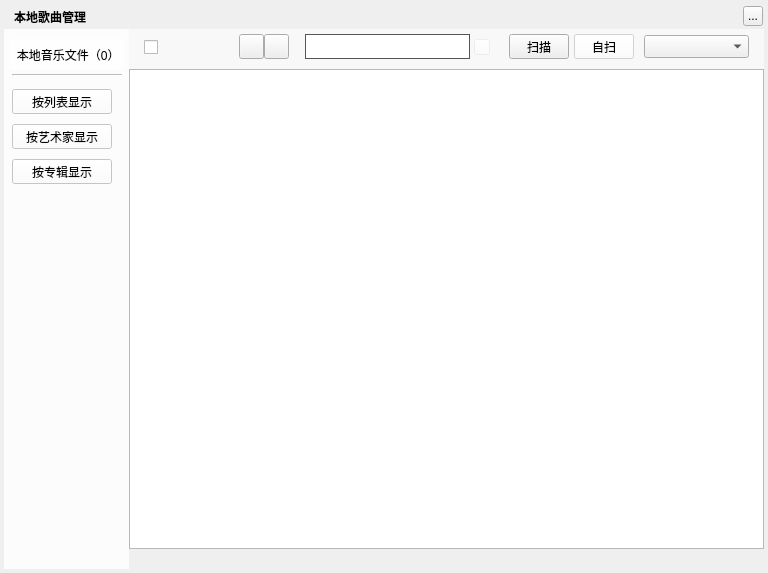
First picture: the form in TTKModule/TTKWidget/musicUiKits/musicToolsetsKits/musiclocalsongsmanagerwidget.ui, repository Greedysky/TTKMusicPlayer, before the edit.
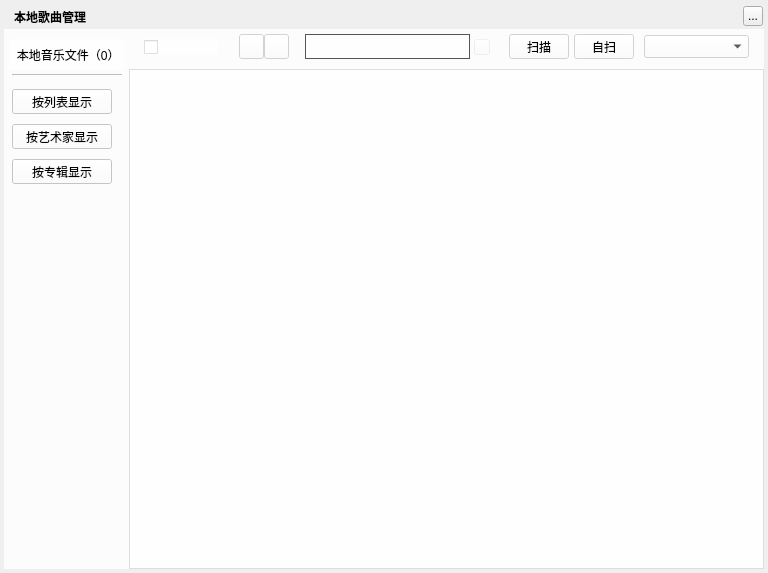
Second picture: the form after the edit. Icons and pictures are not drawn. Custom widgets are drawn as their Qt base class.

```diff
--- a/TTKModule/TTKWidget/musicUiKits/musicToolsetsKits/musiclocalsongsmanagerwidget.ui
+++ b/TTKModule/TTKWidget/musicUiKits/musicToolsetsKits/musiclocalsongsmanagerwidget.ui
@@ -152,10 +152,10 @@
     </rect>
    </property>
    <property name="autoFillBackground">
-    <bool>true</bool>
+    <bool>false</bool>
    </property>
    <property name="styleSheet">
-    <string notr="true"/>
+    <string notr="true">background:rgba(255,255,255,150)</string>
    </property>
    <widget class="QCheckBox" name="allSelectedcheckBox">
     <property name="geometry">
@@ -278,7 +278,7 @@
       <x>0</x>
       <y>40</y>
       <width>635</width>
-      <height>480</height>
+      <height>500</height>
      </rect>
     </property>
     <widget class="MusicLocalSongsTableWidget" name="songlistsTable"/>
```
